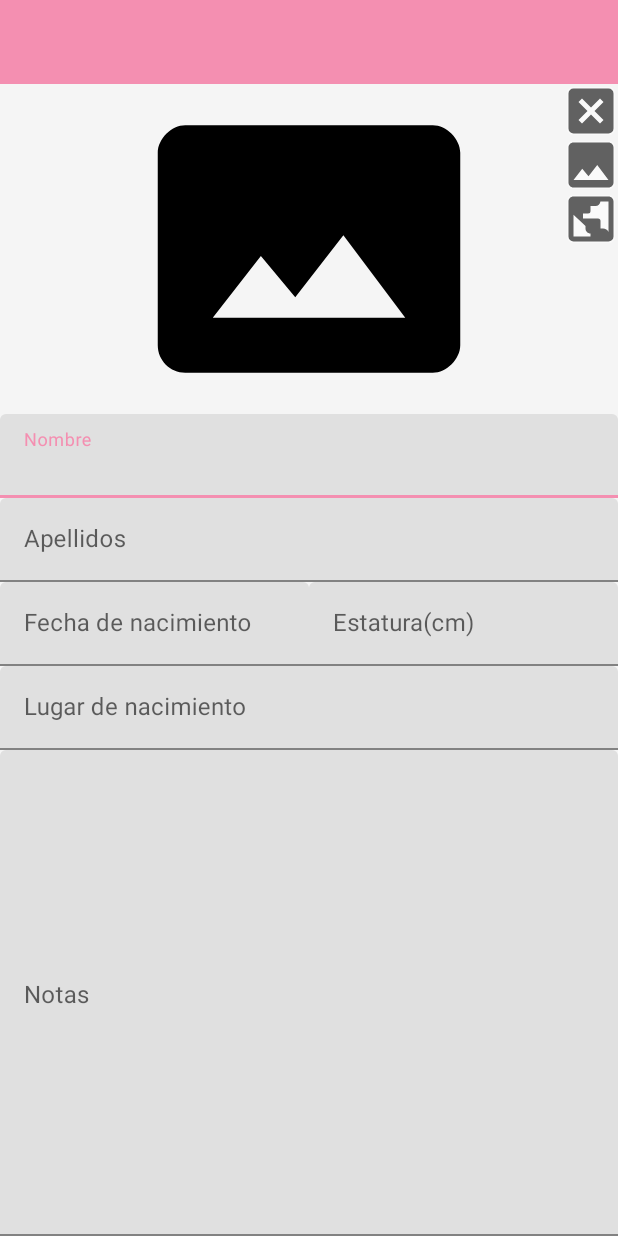
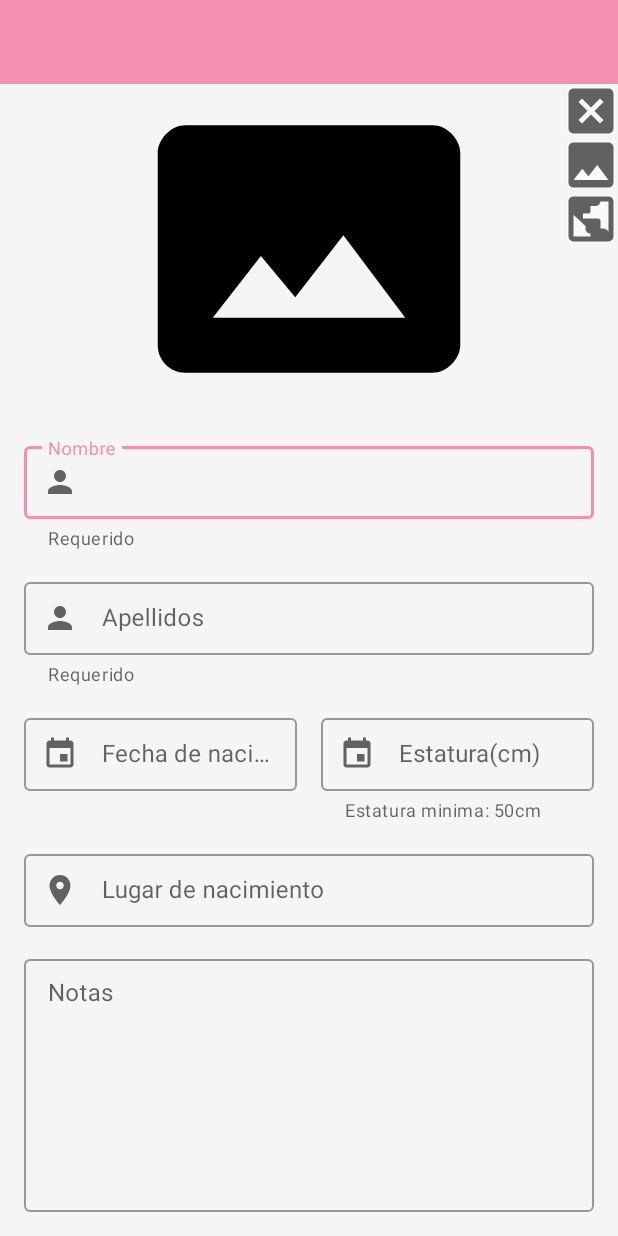
Before and after one commit to jmerino12/MDTop-Base, an Android app: the AddArtistActivity screen opened directly, with no data from a screen before it, on a phone screen of 412 x 824 dp. Run offline under Robolectric (Android 15) with nearby library versions, the phone set to English and light mode, and no system bars; our stand-ins replace ButterKnife; libraries missing offline, so code that uses them is left out: com.raizlabs.android; pictures from the network do not load; 1 statement that could not run was skipped.

Commit message:
TextFilds Add Artista

```diff
--- a/app/src/main/AndroidManifest.xml
+++ b/app/src/main/AndroidManifest.xml
@@ -23,7 +23,8 @@
                 <category android:name="android.intent.category.LAUNCHER" />
             </intent-filter>
         </activity>
-        <activity android:name=".AddArtistActivity" />
+        <activity android:name=".AddArtistActivity"
+            android:label="@string/addArtist_title"/>
         <activity
             android:name=".DetalleActivity"
             android:label="@string/detalle_title"
--- /dev/null
+++ b/app/src/main/res/drawable/ic_insert_invitation.xml
@@ -0,0 +1,10 @@
+<vector xmlns:android="http://schemas.android.com/apk/res/android"
+    android:width="24dp"
+    android:height="24dp"
+    android:viewportWidth="24"
+    android:viewportHeight="24"
+    android:tint="?attr/colorControlNormal">
+  <path
+      android:fillColor="@android:color/white"
+      android:pathData="M17,12h-5v5h5v-5zM16,1v2L8,3L8,1L6,1v2L5,3c-1.11,0 -1.99,0.9 -1.99,2L3,19c0,1.1 0.89,2 2,2h14c1.1,0 2,-0.9 2,-2L21,5c0,-1.1 -0.9,-2 -2,-2h-1L18,1h-2zM19,19L5,19L5,8h14v11z"/>
+</vector>
--- /dev/null
+++ b/app/src/main/res/drawable/ic_person.xml
@@ -0,0 +1,10 @@
+<vector xmlns:android="http://schemas.android.com/apk/res/android"
+    android:width="24dp"
+    android:height="24dp"
+    android:viewportWidth="24"
+    android:viewportHeight="24"
+    android:tint="?attr/colorControlNormal">
+  <path
+      android:fillColor="@android:color/white"
+      android:pathData="M12,12c2.21,0 4,-1.79 4,-4s-1.79,-4 -4,-4 -4,1.79 -4,4 1.79,4 4,4zM12,14c-2.67,0 -8,1.34 -8,4v2h16v-2c0,-2.66 -5.33,-4 -8,-4z"/>
+</vector>
--- /dev/null
+++ b/app/src/main/res/drawable/ic_place.xml
@@ -0,0 +1,10 @@
+<vector xmlns:android="http://schemas.android.com/apk/res/android"
+    android:width="24dp"
+    android:height="24dp"
+    android:viewportWidth="24"
+    android:viewportHeight="24"
+    android:tint="?attr/colorControlNormal">
+  <path
+      android:fillColor="@android:color/white"
+      android:pathData="M12,2C8.13,2 5,5.13 5,9c0,5.25 7,13 7,13s7,-7.75 7,-13c0,-3.87 -3.13,-7 -7,-7zM12,11.5c-1.38,0 -2.5,-1.12 -2.5,-2.5s1.12,-2.5 2.5,-2.5 2.5,1.12 2.5,2.5 -1.12,2.5 -2.5,2.5z"/>
+</vector>
--- a/app/src/main/res/layout/activity_add_artist.xml
+++ b/app/src/main/res/layout/activity_add_artist.xml
@@ -68,8 +68,12 @@
             </FrameLayout>
 
             <com.google.android.material.textfield.TextInputLayout
+                android:id="@+id/tilNombre"
+                style="@style/MyTheme.DayNigth.TextInputLayout"
                 android:layout_width="match_parent"
-                android:layout_height="wrap_content">
+                android:layout_height="wrap_content"
+                app:helperText="@string/addArtist_help_required"
+                app:startIconDrawable="@drawable/ic_person">
 
                 <com.google.android.material.textfield.TextInputEditText
                     android:id="@+id/etNombre"
@@ -81,8 +85,12 @@
             </com.google.android.material.textfield.TextInputLayout>
 
             <com.google.android.material.textfield.TextInputLayout
+                android:id="@+id/tilApellido"
+                style="@style/MyTheme.DayNigth.TextInputLayout"
                 android:layout_width="match_parent"
-                android:layout_height="wrap_content">
+                android:layout_height="wrap_content"
+                app:helperText="@string/addArtist_help_required"
+                app:startIconDrawable="@drawable/ic_person">
 
                 <com.google.android.material.textfield.TextInputEditText
                     android:id="@+id/etApellidos"
@@ -102,9 +110,12 @@
                 android:orientation="horizontal">
 
                 <com.google.android.material.textfield.TextInputLayout
+                    style="@style/MyTheme.DayNigth.TextInputLayout"
                     android:layout_width="0dp"
                     android:layout_height="wrap_content"
-                    android:layout_weight="50">
+                    android:layout_marginEnd="@dimen/common_padding_min"
+                    android:layout_weight="50"
+                    app:startIconDrawable="@drawable/ic_insert_invitation">
 
                     <com.google.android.material.textfield.TextInputEditText
                         android:id="@+id/etFechaNacimiento"
@@ -115,9 +126,14 @@
                 </com.google.android.material.textfield.TextInputLayout>
 
                 <com.google.android.material.textfield.TextInputLayout
+                    android:id="@+id/tilEstatura"
+                    style="@style/MyTheme.DayNigth.TextInputLayout"
                     android:layout_width="0dp"
                     android:layout_height="wrap_content"
-                    android:layout_weight="50">
+                    android:layout_marginStart="@dimen/common_padding_min"
+                    android:layout_weight="50"
+                    app:helperText="@string/addArtist_help_estaturaMin"
+                    app:startIconDrawable="@drawable/ic_insert_invitation">
 
                     <com.google.android.material.textfield.TextInputEditText
                         android:id="@+id/etEstatura"
@@ -130,10 +146,14 @@
             </LinearLayout>
 
             <com.google.android.material.textfield.TextInputLayout
+                android:id="@+id/tilLugarNacimiento"
+                style="@style/MyTheme.DayNigth.TextInputLayout"
                 android:layout_width="match_parent"
-                android:layout_height="wrap_content">
+                android:layout_height="wrap_content"
+                app:startIconDrawable="@drawable/ic_place">
 
                 <com.google.android.material.textfield.TextInputEditText
+
                     android:id="@+id/etLugarNacimiento"
                     android:layout_width="match_parent"
                     android:layout_height="wrap_content"
@@ -143,11 +163,15 @@
             </com.google.android.material.textfield.TextInputLayout>
 
             <com.google.android.material.textfield.TextInputLayout
+                android:id="@+id/tilNotas"
+                style="@style/MyTheme.DayNigth.TextInputLayout"
                 android:layout_width="match_parent"
-                android:layout_height="match_parent">
+                android:layout_height="match_parent"
+                android:layout_marginBottom="@dimen/item_padding_vertical">
 
                 <com.google.android.material.textfield.TextInputEditText
                     android:id="@+id/etNotas"
+
                     android:layout_width="match_parent"
                     android:layout_height="match_parent"
                     android:gravity="top|start"
--- a/app/src/main/res/values/dimens.xml
+++ b/app/src/main/res/values/dimens.xml
@@ -11,4 +11,10 @@
     <dimen name="item_padding_vertical">16dp</dimen>
     <dimen name="item_padding_horizontal">16dp</dimen>
     <dimen name="item_text_size_secondary">12sp</dimen>
+
+    <dimen name="common_padding_nano">2dp</dimen>
+    <dimen name="common_padding_micro">4dp</dimen>
+    <dimen name="common_padding_min">8dp</dimen>
+    <dimen name="common_padding_default">16dp</dimen>
+
 </resources>
--- a/app/src/main/res/values/strings.xml
+++ b/app/src/main/res/values/strings.xml
@@ -30,4 +30,7 @@
     <string name="main_dialogDelete_message">¿Estas seguro de que deseas eliminar a %s?\nSe eliminará permanentemente.</string>
     <string name="main_message_delete_success">Artista eliminado correctamente.</string>
     <string name="main_message_delete_fail">El artista no ha sido eliminado correctamente.</string>
+    <string name="addArtist_title">Añadir Artista</string>
+    <string name="addArtist_help_required">Requerido</string>
+    <string name="addArtist_help_estaturaMin">Estatura minima: 50cm</string>
 </resources>
--- a/app/src/main/res/values/styles.xml
+++ b/app/src/main/res/values/styles.xml
@@ -40,4 +40,10 @@
         <item name="maxLines">2</item>
         <item name="android:textColor">?android:attr/textColorSecondary</item>
     </style>
+
+    <style name="MyTheme.DayNigth.TextInputLayout" parent="Widget.MaterialComponents.TextInputLayout.OutlinedBox.Dense">
+        <item name="android:layout_marginStart">@dimen/item_padding_horizontal</item>
+        <item name="android:layout_marginTop">@dimen/item_padding_vertical</item>
+        <item name="android:layout_marginEnd">@dimen/item_padding_horizontal</item>
+    </style>
 </resources>
```
